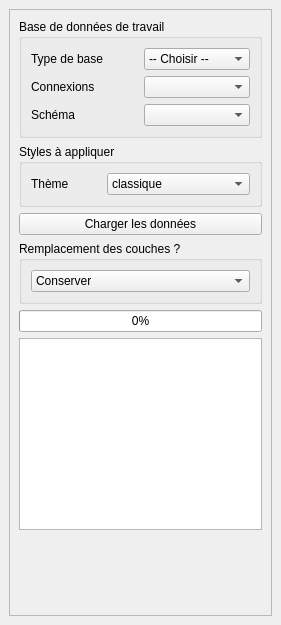
Qt form forms/cadastre_load_form.ui (3liz/QgisCadastrePlugin) before a commit.
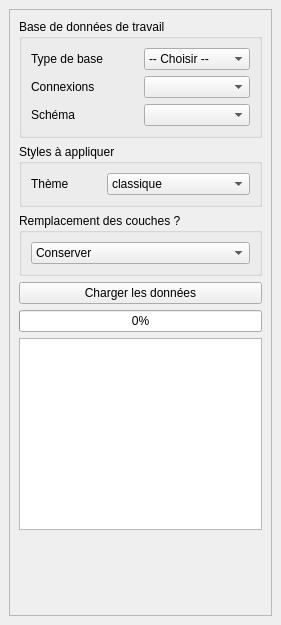
The same form after that commit.

Commit message: Interfaces - modifications mineures

Diff of the .ui file:
```diff
--- a/forms/cadastre_load_form.ui
+++ b/forms/cadastre_load_form.ui
@@ -124,13 +124,6 @@
           </layout>
          </widget>
         </item>
-        <item>
-         <widget class="QPushButton" name="btProcessLoading">
-          <property name="text">
-           <string>Charger les données</string>
-          </property>
-         </widget>
-        </item>
         <item>
          <widget class="QGroupBox" name="groupBox_6">
           <property name="title">
@@ -157,6 +150,13 @@
           </layout>
          </widget>
         </item>
+        <item>
+         <widget class="QPushButton" name="btProcessLoading">
+          <property name="text">
+           <string>Charger les données</string>
+          </property>
+         </widget>
+        </item>
         <item>
          <widget class="QProgressBar" name="pbProcess">
           <property name="value">
```
The commit also changes 4 other files.
